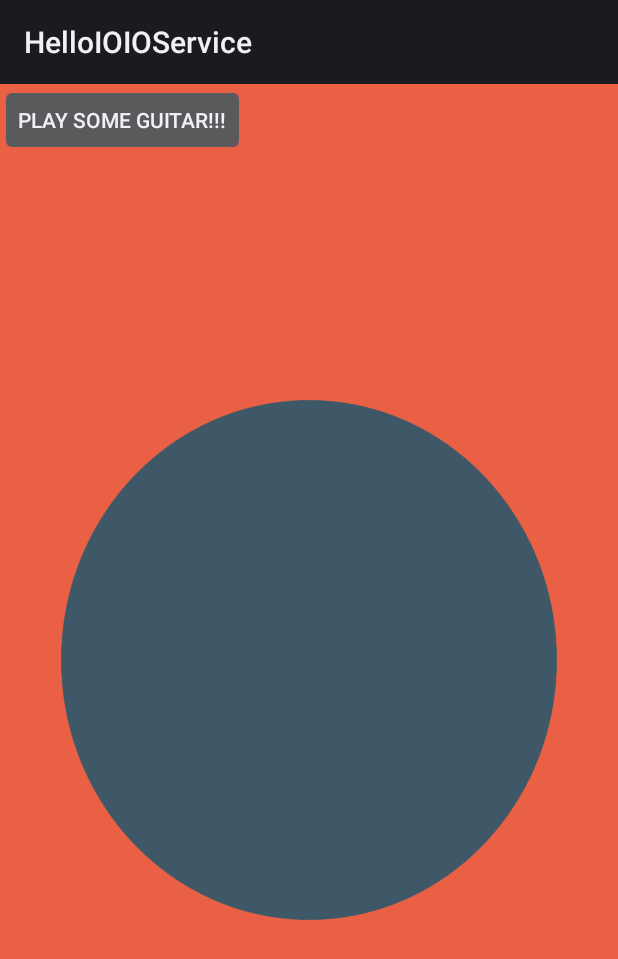
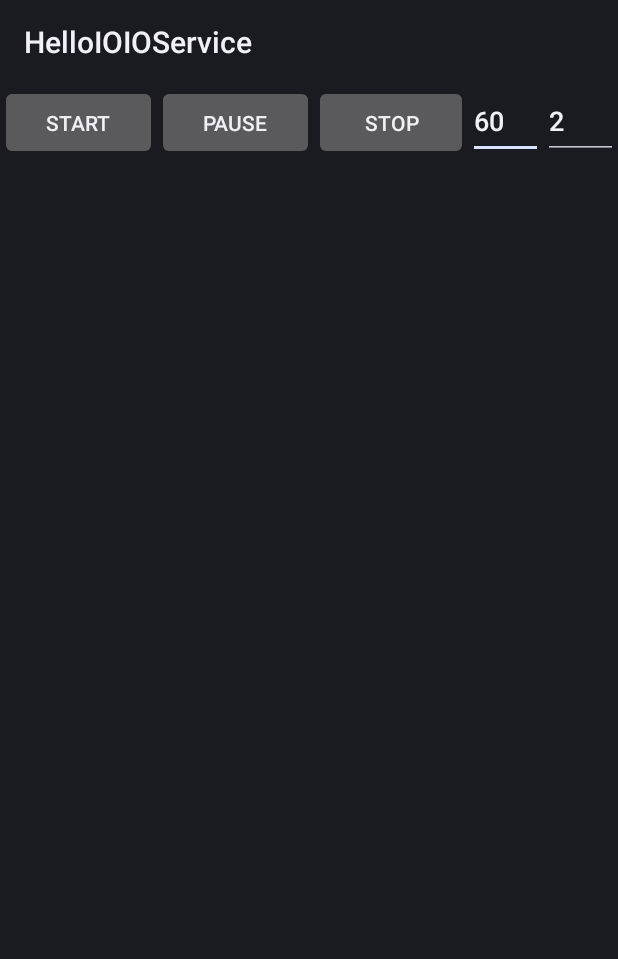
Before and after one commit to omerom88/Portabella_Prototype, an Android app: the screen it shows after launch (MainActivity before the commit, RecordActivity after it), on a phone screen of 412 x 824 dp. Shown: the top 959 px of the screen. Run offline under Robolectric (Android 15) with nearby library versions, the phone set to English and light mode, and no system bars; libraries missing offline, so code that uses them is left out: com.jeremyfeinstein.slidingmenu.

Commit message:
Added a recording activity (for now only has a timer working) and a buffer for reading and writing the user guitar's playing (not implemented yet)

```diff
--- a/build.gradle
+++ b/build.gradle
@@ -11,6 +11,10 @@ buildscript {
 }
 
 android {
+
+  defaultConfig {
+    applicationId "ioio.examples.hello_service"
+  }
   buildToolsVersion "23.0.3"
   compileSdkVersion 19
 }
--- a/settings.gradle
+++ b/settings.gradle
@@ -1,2 +1,2 @@
-include ':SlidingMenu', ':menuLibrary'
+include ':menuLibrary'
 project(':menuLibrary').projectDir = new File('libs/SlidingMenu/library')
--- a/src/main/java/ioio/examples/hello_service/GuitarActivity/GuitarActivity.java
+++ b/src/main/java/ioio/examples/hello_service/GuitarActivity/GuitarActivity.java
@@ -51,7 +51,7 @@ public class GuitarActivity extends Activity {
             layouts[i] = (LinearLayout) findViewById(BUTTONS[i]);
         }
         //////////////// the gesture  /////////////////
-        cordManager = CordManager.getInstance(getApplicationContext());
+        CordManager.init(getApplicationContext());
         Display display = getWindowManager().getDefaultDisplay();
         Point size = new Point();
         if (Build.VERSION.SDK_INT >= Build.VERSION_CODES.HONEYCOMB_MR2) {
@@ -106,7 +106,7 @@ public class GuitarActivity extends Activity {
     @Override
     protected void onPause() {
         super.onPause();
-        cordManager.cancelAllTasks();
+        CordManager.cancelAllTasks();
         unregisterReceiver(mReceiver);
         Log.d("", "The onPause() event");
     }
--- a/src/main/java/ioio/examples/hello_service/MainActivity.java
+++ b/src/main/java/ioio/examples/hello_service/MainActivity.java
@@ -7,6 +7,9 @@ import android.util.Log;
 import android.view.View;
 
 import ioio.examples.hello_service.GuitarActivity.GuitarActivity;
+import ioio.examples.hello_service.Recording.Record;
+import ioio.examples.hello_service.Recording.RecordActivity;
+
 import com.jeremyfeinstein.slidingmenu.lib.SlidingMenu;
 
 public class MainActivity extends Activity {
@@ -29,63 +32,19 @@ public class MainActivity extends Activity {
     protected void onCreate(Bundle savedInstanceState) {
         super.onCreate(savedInstanceState);
         setContentView(R.layout.activity_main);
+        Intent intent = new Intent(this, RecordActivity.class);
+        startActivity(intent);
     };
 
     public void playGuitar(View view) {
         Intent intent = new Intent(this, GuitarActivity.class);
         startActivity(intent);
     }
-//        setContentView(R.layout.guitar_layout);
-//        LOG_TAG = this.getClass().getSimpleName();
-//        LinearLayout[] layouts = new LinearLayout[6];
-//        for (int i = 0; i < layouts.length; i++) {
-//            layouts[i] = (LinearLayout) findViewById(BUTTONS[i]);
-//        }
-//        //////////////// the gesture  /////////////////
-//        cordManager = CordManager.getInstance(getApplicationContext());
-//        Display display = getWindowManager().getDefaultDisplay();
-//        Point size = new Point();
-//        if (Build.VERSION.SDK_INT >= Build.VERSION_CODES.HONEYCOMB_MR2) {
-//            display.getSize(size);
-//            CordManager.setHeight(size.y);
-//        } else {
-//            CordManager.setHeight(Resources.getSystem().getDisplayMetrics().heightPixels);
-//        }
-//        /////////////// string layouts  ///////////////
-//        LinearLayout strummingLayout = (LinearLayout) findViewById(R.id.guitarLayout);
-//        ActivitySwipeDetector activitySwipeDetector = new ActivitySwipeDetector(layouts);
-//        strummingLayout.setOnTouchListener(activitySwipeDetector);
-//
-//
-//        mIntentFilter = new IntentFilter();
-//        mIntentFilter.addAction(mBroadcastStringAction);
-//        final Intent intent = new Intent(MainActivity.this, HelloIOIOService2.class);
-//        startService(intent);
-//    }
-//
-//
-//
-//    private BroadcastReceiver mReceiver = new BroadcastReceiver() {
-//        int[] lastSarig = {-1,-1,-1,-1,-1,-1};
-//        @Override
-//        public void onReceive(Context context, Intent intent) {
-//            if (intent.getAction().equals(mBroadcastStringAction)) {
-//
-//                for (int i = 0; i <= 5; i++){
-//                    String strM = "meitar" + Integer.toString(i);
-//                    String strS = "srigim" + Integer.toString(i);
-//                    String strB = "Velbridge" + Integer.toString(i);
-//                    retMeitar[i] = intent.getFloatExtra(strM, 0);
-//                    retSrigim[i] = intent.getIntExtra(strS, -1);
-//                    retVelBridge = intent.getFloatExtra(strB, 0);
-//                    Log.e("____retVel____", Float.toString(retVelBridge));
-//                    if (retVelBridge != 0f & lastSarig[i] != retSrigim[i]){
-//                        CordManager.restartTask(i, 1, retVelBridge*10000, retSrigim[i]);
-//                    }
-//                    lastSarig[i] = retSrigim[i];
-//                }
-//            }
-//        }
+
+    public void startRecActivity(View view) {
+        Intent intent = new Intent(this, RecordActivity.class);
+        startActivity(intent);
+    }
 
     @Override
     public void onResume() {
--- /dev/null
+++ b/src/main/java/ioio/examples/hello_service/Recording/RecordActivity.java
@@ -0,0 +1,59 @@
+package ioio.examples.hello_service.Recording;
+
+import android.app.Activity;
+import android.os.Bundle;
+import android.os.CountDownTimer;
+import android.util.Log;
+import android.view.View;
+import android.widget.Button;
+import android.widget.EditText;
+
+import ioio.examples.hello_service.R;
+
+/**
+ * Created by Tomer on 02/09/2016.
+ */
+public class RecordActivity extends Activity {
+
+    Button start;
+    Button pause;
+    Button stop;
+    EditText duration;
+    EditText loops;
+
+
+    @Override
+    protected void onCreate(Bundle savedInstanceState) {
+        super.onCreate(savedInstanceState);
+        setContentView(R.layout.activity_record);
+        start = (Button)findViewById(R.id.startButton);
+        pause = (Button)findViewById(R.id.pauseButton);
+        stop = (Button)findViewById(R.id.stopButton);
+        duration = (EditText)findViewById(R.id.timeText);
+        loops = (EditText)findViewById(R.id.loopNumText);
+    }
+
+    public void start(View v) {
+        long d = Long.parseLong(duration.getText().toString());
+        int l = Integer.parseInt(loops.getText().toString());
+        if(d != 0) {
+            Record.getInstance(getApplicationContext()).start(d, l);
+        } else {
+            Record.getInstance(getApplicationContext()).start();
+        }
+    }
+
+    public void pause(View v) {
+        if (Record.getInstance(getApplicationContext()).isRecording()) {
+            Record.getInstance(getApplicationContext()).pause();
+            pause.setText("Resume");
+        } else {
+            Record.getInstance(getApplicationContext()).resume();
+            pause.setText("Pause");
+        }
+    }
+
+    public void stop(View v) {
+        Record.getInstance(getApplicationContext()).stop();
+    }
+}
--- /dev/null
+++ b/src/main/res/layout/activity_record.xml
@@ -0,0 +1,49 @@
+<?xml version="1.0" encoding="utf-8"?>
+<LinearLayout xmlns:android="http://schemas.android.com/apk/res/android"
+    android:orientation="horizontal"
+    android:layout_width="match_parent"
+    android:layout_height="300dp"
+    android:weightSum="1">
+
+
+    <Button
+        android:layout_width="50dp"
+        android:layout_height="50dp"
+        android:id="@+id/startButton"
+        android:text="start"
+        android:layout_weight="0.34"
+        android:onClick="start"/>
+
+    <Button
+        android:layout_width="50dp"
+        android:layout_height="50dp"
+        android:id="@+id/pauseButton"
+        android:text="pause"
+        android:layout_weight="0.34"
+        android:onClick="pause"/>
+
+    <Button
+        android:layout_width="50dp"
+        android:layout_height="50dp"
+        android:id="@+id/stopButton"
+        android:text="stop"
+        android:layout_weight="0.32"
+        android:onClick="stop"/>
+
+    <EditText
+        android:layout_width="50dp"
+        android:layout_height="50dp"
+        android:inputType="number"
+        android:id="@+id/timeText"
+        android:text="60"
+        android:layout_weight="0.32"/>
+
+    <EditText
+        android:layout_width="50dp"
+        android:layout_height="50dp"
+        android:inputType="number"
+        android:id="@+id/loopNumText"
+        android:text="2"
+        android:layout_weight="0.32"/>
+
+</LinearLayout>
```
Also changed, not shown: src/main/AndroidManifest.xml (+6 -1 lines), src/main/java/ioio/examples/hello_service/GuitarActivity/CordManager.java (+3 -25 lines), src/main/java/ioio/examples/hello_service/GuitarActivity/PlayingGuitarBuffer.java (added, +63 -0 lines), src/main/java/ioio/examples/hello_service/Recording/Record.java (added, +180 -0 lines), src/main/res/layout/activity_main.xml (+10 -0 lines), 353 other files.
